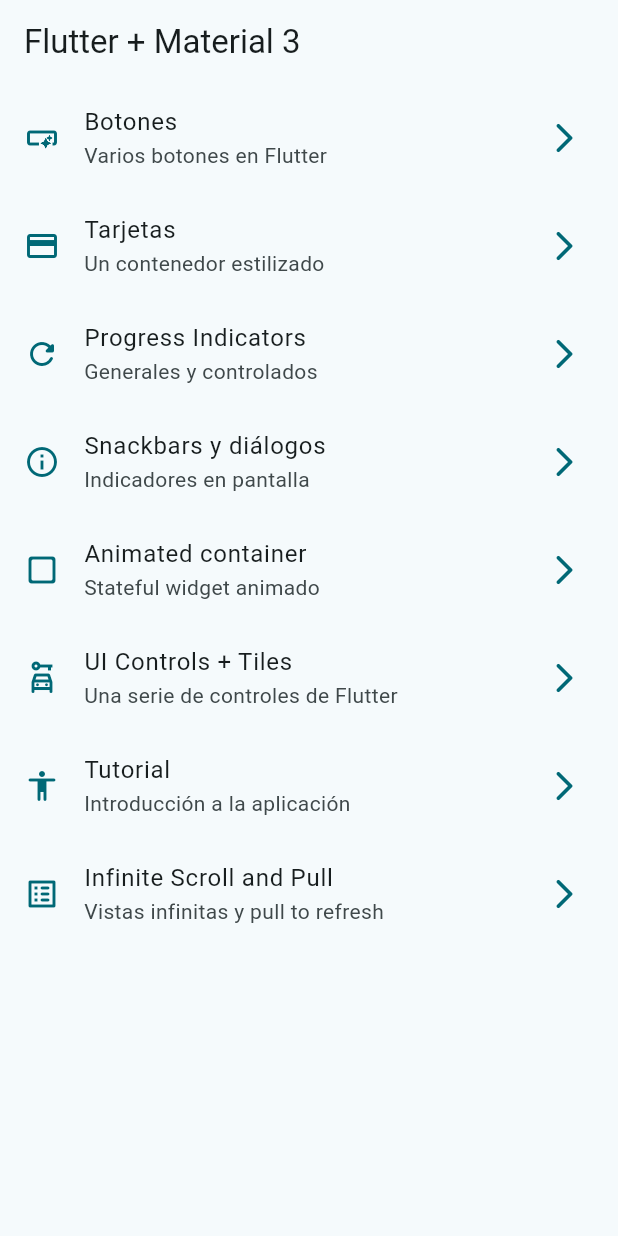
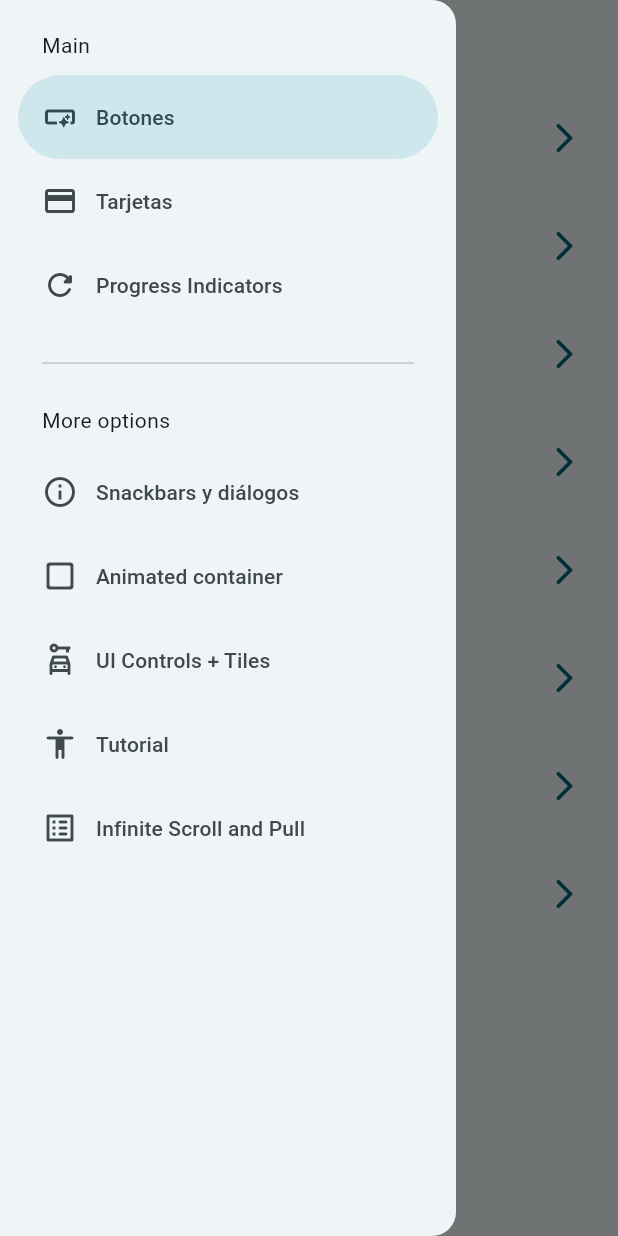
Before and after one commit to emilio-gajardo/widgets_app, a Flutter app: the screen it shows after launch, with the side drawer open (before the commit the screen has no drawer), on a phone screen of 412 x 824 dp. Run offline on Flutter 3.47's test engine with Material 2 defaults, Android fonts, the phone set to English and light mode, and no system bars; our stand-ins replace animate_do, go_router.

Commit message:
Configuración de menu de navegación

```diff
--- a/lib/config/router/app_router.dart
+++ b/lib/config/router/app_router.dart
@@ -42,6 +42,11 @@ final appRouter = GoRouter(
       builder: (context, state) => const UiControlsScreen(),
     ),
     GoRoute(
+      path: '/tutorial',
+      name: AppTutorialScreen.name,
+      builder: (context, state) => const AppTutorialScreen(),
+    ),
+    GoRoute(
       path: '/infinite',
       name: InfiniteScrollScreen.name,
       builder: (context, state) => const InfiniteScrollScreen(),
--- a/lib/presentation/screens/home/home_screen.dart
+++ b/lib/presentation/screens/home/home_screen.dart
@@ -1,6 +1,7 @@
 import 'package:flutter/material.dart';
 import 'package:go_router/go_router.dart';
 import 'package:widgets_app/config/menu/menu_items.dart';
+import 'package:widgets_app/presentation/widgets/side_menu.dart';
 
 class HomeScreen extends StatelessWidget {
   static const String name = 'home_screen';
@@ -8,12 +9,17 @@ class HomeScreen extends StatelessWidget {
 
   @override
   Widget build(BuildContext context) {
+
+    final scaffoldKey = GlobalKey<ScaffoldState>();
+
     return Scaffold(
+      key: scaffoldKey,
       appBar: AppBar(
         title: const Text('Flutter + Material 3'),
         centerTitle: false,
       ),
       body: const _HomeView(),
+      drawer: SideMenu(scaffoldKey: scaffoldKey)
     );
   }
 }
@@ -28,14 +34,14 @@ class _HomeView extends StatelessWidget {
       itemCount: appMenuItems.length,
       itemBuilder: (BuildContext context, int index) {
         final menuItem = appMenuItems[index];
-        return _CustonListTile(menuItem: menuItem);
+        return _CustomListTile(menuItem: menuItem);
       }
     );
   }
 }
 
-class _CustonListTile extends StatelessWidget {
-  const _CustonListTile({required this.menuItem});
+class _CustomListTile extends StatelessWidget {
+  const _CustomListTile({required this.menuItem});
 
   final MenuItem menuItem;
 
@@ -48,20 +54,6 @@ class _CustonListTile extends StatelessWidget {
       title: Text(menuItem.title),
       subtitle: Text(menuItem.subTitle),
       onTap: () {
-        /// [Forma 1: Navegar a otra pantalla]
-        // Navigator.of(context).push(
-        //   MaterialPageRoute(
-        //     builder: (context) => const ButtonsScreen(),
-        //   ),
-        // );
-
-        /// [Forma 2: Navegar a otra pantalla]
-        // Navigator.pushNamed(context, menuItem.link);
-
-        /// [Forma 3: Navegar a otra pantalla]
-        // context.pushNamed(CardsScreen.name);
-
-        /// [Forma 4: Navegar a otra pantalla]
         context.push(menuItem.link);
       },
     );
--- /dev/null
+++ b/lib/presentation/widgets/side_menu.dart
@@ -0,0 +1,75 @@
+import 'package:flutter/material.dart';
+import 'package:go_router/go_router.dart';
+import 'package:widgets_app/config/menu/menu_items.dart';
+
+
+class SideMenu extends StatefulWidget {
+
+  final GlobalKey<ScaffoldState> scaffoldKey;
+
+  const SideMenu({
+    super.key,
+    required this.scaffoldKey
+  });
+
+  @override
+  State<SideMenu> createState() => _SideMenuState();
+}
+
+class _SideMenuState extends State<SideMenu> {
+  int navDrawerIndex = 0;
+
+  @override
+  Widget build(BuildContext context) {
+
+  //Distancia del notch
+  final hasNotch = MediaQuery.of(context).viewPadding.top > 35;
+
+    return NavigationDrawer(
+      selectedIndex: navDrawerIndex,
+
+      onDestinationSelected: (value) {
+        setState(() {
+          navDrawerIndex = value;
+        });
+        final menuItem = appMenuItems[value];
+        context.push(menuItem.link);
+        widget.scaffoldKey.currentState?.closeDrawer();
+      },
+
+      children: [
+
+        Padding(
+          padding: EdgeInsets.fromLTRB(28, hasNotch ? 10 : 20, 16, 10),
+          child: const Text('Main'),
+        ),
+
+        ...appMenuItems
+          .sublist(0,3)
+          .map((item) => NavigationDrawerDestination(
+              icon: Icon(item.icon),
+              label: Text(item.title)
+            ),
+          ),
+        const Padding(
+          padding: EdgeInsets.fromLTRB(28, 16, 28, 10),
+          child: Divider(),
+        ),
+
+        const Padding(
+          padding: EdgeInsets.fromLTRB(28, 10, 16, 10),
+          child: Text('More options'),
+        ),
+
+        ...appMenuItems
+          .sublist(3)
+          .map((item) => NavigationDrawerDestination(
+              icon: Icon(item.icon),
+              label: Text(item.title)
+            ),
+          ),
+
+      ],
+    );
+  }
+}
```
